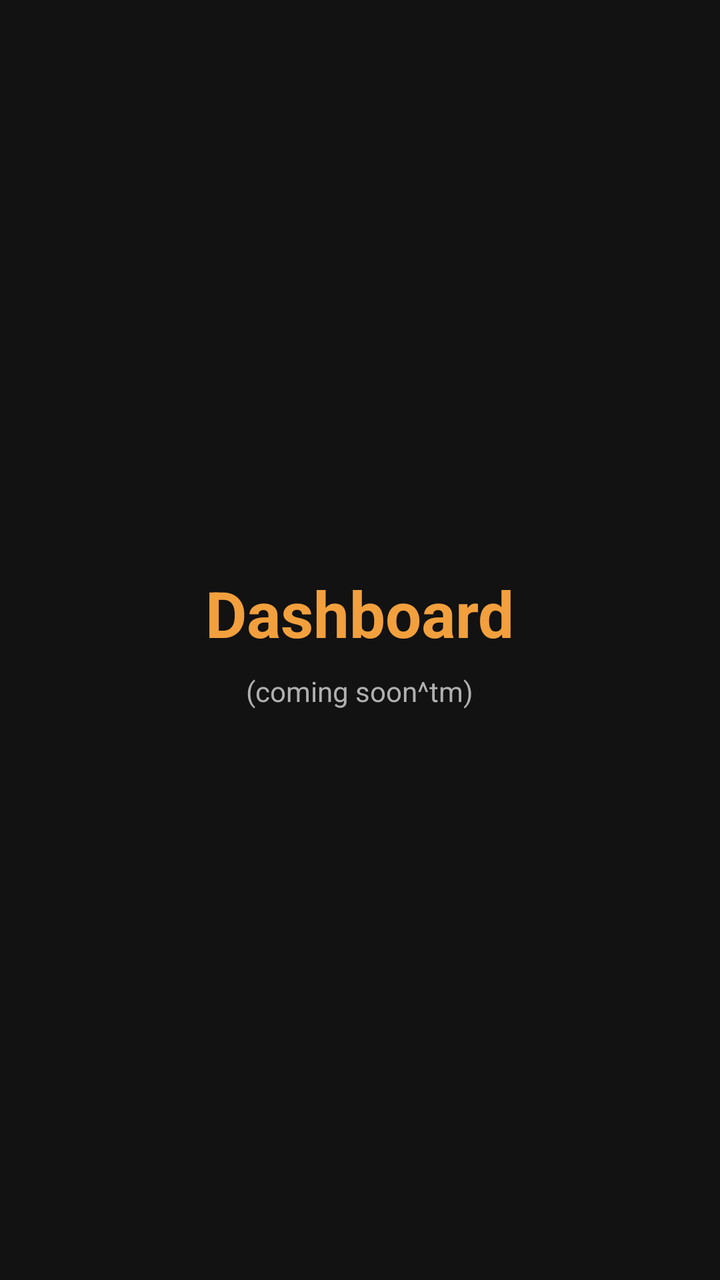
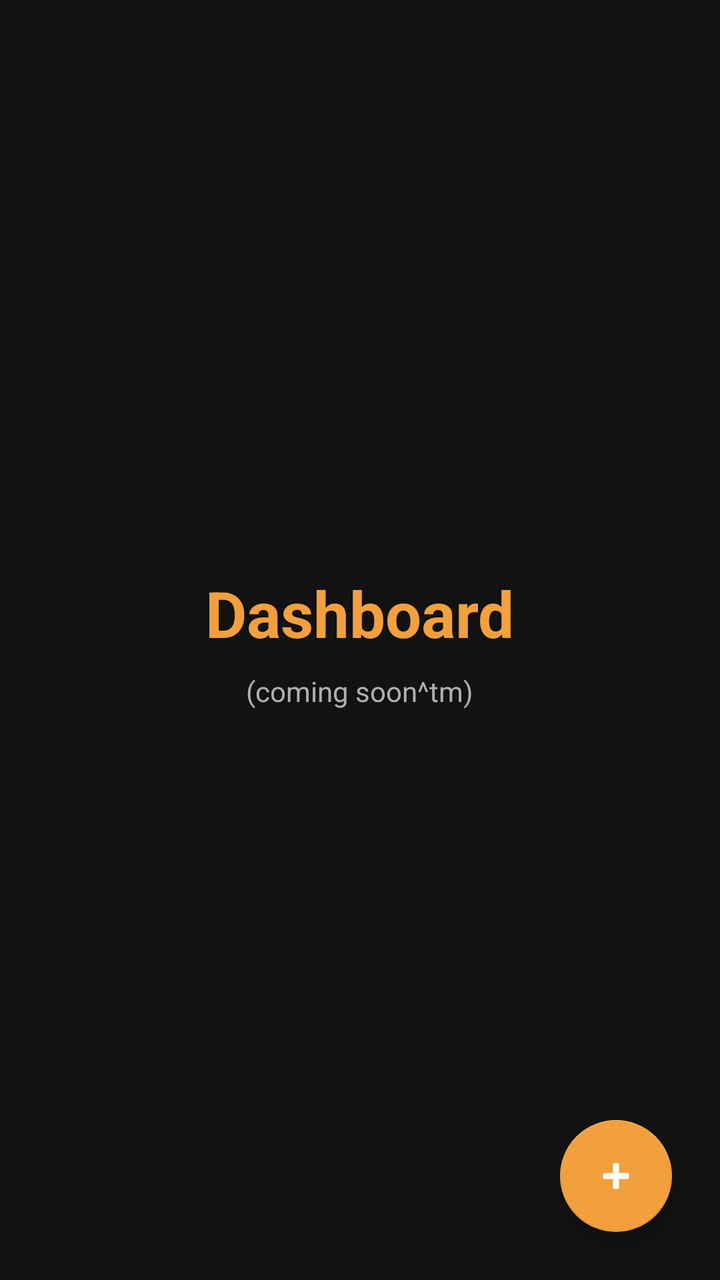

Before-and-after screenshots of an Android layout around one commit, followed by the original layout XML and the change that was made.
<!-- AndroidManifest.xml: application theme Theme.Tamatoa -->
<!-- res/layout/fragment_dashboard.xml -->
<?xml version="1.0" encoding="utf-8"?>
<LinearLayout xmlns:android="http://schemas.android.com/apk/res/android"
    android:layout_width="match_parent"
    android:layout_height="match_parent"
    android:orientation="vertical"
    android:gravity="center"
    android:background="@color/bg_app">

    <TextView
        android:layout_width="wrap_content"
        android:layout_height="wrap_content"
        android:text="Dashboard"
        android:textColor="@color/accent_dashboard"
        android:textSize="32sp"
        android:textStyle="bold"/>

    <TextView
        android:layout_width="wrap_content"
        android:layout_height="wrap_content"
        android:text="(coming soon^tm)"
        android:textColor="@color/text_secondary"
        android:textSize="14sp"
        android:layout_marginTop="8dp"/>
</LinearLayout>
<!-- resources referenced by this layout -->
<resources>
  <color name="accent_dashboard">#F2A03D</color>
  <color name="bg_app">#121212</color>
  <color name="text_secondary">#B0B0B0</color>
  <style name="Theme.Tamatoa" parent="Theme.MaterialComponents.DayNight.NoActionBar">
          <item name="colorPrimary">@color/accent_dashboard</item>
          <item name="colorOnPrimary">@color/text_primary</item>
          <item name="android:statusBarColor">@color/bg_app</item>
          <item name="android:windowBackground">@color/bg_app</item>
          <item name="android:windowLightStatusBar">false</item>
      </style>
  <color name="text_primary">#FFFFFF</color>
</resources>

<!-- the commit's change to res/layout/fragment_dashboard.xml (unified diff, before → after) -->
@@ -1,24 +1,48 @@
 <?xml version="1.0" encoding="utf-8"?>
-<LinearLayout xmlns:android="http://schemas.android.com/apk/res/android"
+<androidx.constraintlayout.widget.ConstraintLayout
+    xmlns:android="http://schemas.android.com/apk/res/android"
+    xmlns:app="http://schemas.android.com/apk/res-auto"
     android:layout_width="match_parent"
     android:layout_height="match_parent"
-    android:orientation="vertical"
-    android:gravity="center"
     android:background="@color/bg_app">
 
-    <TextView
+    <LinearLayout
         android:layout_width="wrap_content"
         android:layout_height="wrap_content"
-        android:text="Dashboard"
-        android:textColor="@color/accent_dashboard"
-        android:textSize="32sp"
-        android:textStyle="bold"/>
+        android:orientation="vertical"
+        android:gravity="center"
+        app:layout_constraintTop_toTopOf="parent"
+        app:layout_constraintBottom_toBottomOf="parent"
+        app:layout_constraintStart_toStartOf="parent"
+        app:layout_constraintEnd_toEndOf="parent">
 
-    <TextView
+        <TextView
+            android:layout_width="wrap_content"
+            android:layout_height="wrap_content"
+            android:text="Dashboard"
+            android:textColor="@color/accent_dashboard"
+            android:textSize="32sp"
+            android:textStyle="bold"/>
+
+        <TextView
+            android:layout_width="wrap_content"
+            android:layout_height="wrap_content"
+            android:text="(coming soon^tm)"
+            android:textColor="@color/text_secondary"
+            android:textSize="14sp"
+            android:layout_marginTop="8dp"/>
+    </LinearLayout>
+
+    <com.google.android.material.floatingactionbutton.FloatingActionButton
+        android:id="@+id/addExpenseFab"
         android:layout_width="wrap_content"
         android:layout_height="wrap_content"
-        android:text="(coming soon^tm)"
-        android:textColor="@color/text_secondary"
-        android:textSize="14sp"
-        android:layout_marginTop="8dp"/>
-</LinearLayout>
+        android:layout_margin="24dp"
+        android:contentDescription="Add expense"
+        android:src="@android:drawable/ic_input_add"
+        app:backgroundTint="@color/accent_dashboard"
+        app:tint="@color/text_primary"
+        app:layout_constraintBottom_toBottomOf="parent"
+        app:layout_constraintEnd_toEndOf="parent"/>
+
+</androidx.constraintlayout.widget.ConstraintLayout>
